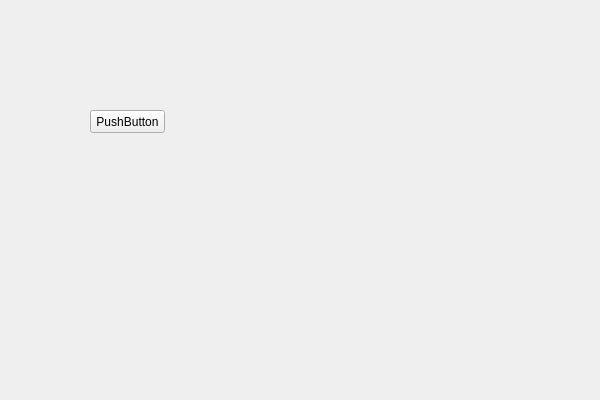
First picture: the form in src/FormGeometry.ui, repository Aiopr-bits/MAVES, before the edit.
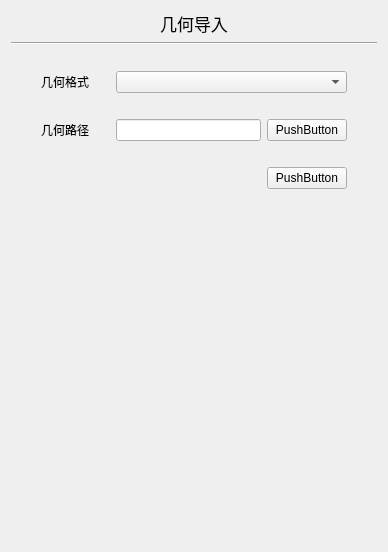
Second picture: the form after the edit.

Commit message: feat:几何导入子界面布局调整

```diff
--- a/src/FormGeometry.ui
+++ b/src/FormGeometry.ui
@@ -6,26 +6,253 @@
    <rect>
     <x>0</x>
     <y>0</y>
-    <width>600</width>
-    <height>400</height>
+    <width>388</width>
+    <height>552</height>
    </rect>
   </property>
   <property name="windowTitle">
    <string>FormGeometry</string>
   </property>
-  <widget class="QPushButton" name="pushButton">
-   <property name="geometry">
-    <rect>
-     <x>90</x>
-     <y>110</y>
-     <width>75</width>
-     <height>23</height>
-    </rect>
-   </property>
-   <property name="text">
-    <string>PushButton</string>
-   </property>
-  </widget>
+  <layout class="QGridLayout" name="gridLayout">
+   <item row="0" column="0">
+    <layout class="QVBoxLayout" name="verticalLayout_3">
+     <item>
+      <widget class="QLabel" name="label">
+       <property name="font">
+        <font>
+         <pointsize>13</pointsize>
+        </font>
+       </property>
+       <property name="text">
+        <string>几何导入</string>
+       </property>
+       <property name="alignment">
+        <set>Qt::AlignCenter</set>
+       </property>
+      </widget>
+     </item>
+     <item>
+      <widget class="Line" name="line">
+       <property name="orientation">
+        <enum>Qt::Horizontal</enum>
+       </property>
+      </widget>
+     </item>
+     <item>
+      <spacer name="verticalSpacer_5">
+       <property name="orientation">
+        <enum>Qt::Vertical</enum>
+       </property>
+       <property name="sizeType">
+        <enum>QSizePolicy::Fixed</enum>
+       </property>
+       <property name="sizeHint" stdset="0">
+        <size>
+         <width>15</width>
+         <height>20</height>
+        </size>
+       </property>
+      </spacer>
+     </item>
+     <item>
+      <layout class="QHBoxLayout" name="horizontalLayout_4">
+       <item>
+        <spacer name="horizontalSpacer_3">
+         <property name="orientation">
+          <enum>Qt::Horizontal</enum>
+         </property>
+         <property name="sizeType">
+          <enum>QSizePolicy::Fixed</enum>
+         </property>
+         <property name="sizeHint" stdset="0">
+          <size>
+           <width>30</width>
+           <height>20</height>
+          </size>
+         </property>
+        </spacer>
+       </item>
+       <item>
+        <layout class="QHBoxLayout" name="horizontalLayout_2">
+         <item>
+          <layout class="QVBoxLayout" name="verticalLayout">
+           <item>
+            <widget class="QLabel" name="label_2">
+             <property name="text">
+              <string>几何格式</string>
+             </property>
+            </widget>
+           </item>
+           <item>
+            <spacer name="verticalSpacer_2">
+             <property name="orientation">
+              <enum>Qt::Vertical</enum>
+             </property>
+             <property name="sizeType">
+              <enum>QSizePolicy::Fixed</enum>
+             </property>
+             <property name="sizeHint" stdset="0">
+              <size>
+               <width>18</width>
+               <height>20</height>
+              </size>
+             </property>
+            </spacer>
+           </item>
+           <item>
+            <widget class="QLabel" name="label_3">
+             <property name="text">
+              <string>几何路径</string>
+             </property>
+            </widget>
+           </item>
+          </layout>
+         </item>
+         <item>
+          <spacer name="horizontalSpacer_5">
+           <property name="orientation">
+            <enum>Qt::Horizontal</enum>
+           </property>
+           <property name="sizeType">
+            <enum>QSizePolicy::Fixed</enum>
+           </property>
+           <property name="sizeHint" stdset="0">
+            <size>
+             <width>20</width>
+             <height>20</height>
+            </size>
+           </property>
+          </spacer>
+         </item>
+         <item>
+          <layout class="QVBoxLayout" name="verticalLayout_2">
+           <item>
+            <widget class="QComboBox" name="comboBox"/>
+           </item>
+           <item>
+            <spacer name="verticalSpacer">
+             <property name="orientation">
+              <enum>Qt::Vertical</enum>
+             </property>
+             <property name="sizeType">
+              <enum>QSizePolicy::Fixed</enum>
+             </property>
+             <property name="sizeHint" stdset="0">
+              <size>
+               <width>18</width>
+               <height>20</height>
+              </size>
+             </property>
+            </spacer>
+           </item>
+           <item>
+            <layout class="QHBoxLayout" name="horizontalLayout">
+             <item>
+              <widget class="QLineEdit" name="lineEdit"/>
+             </item>
+             <item>
+              <widget class="QPushButton" name="pushButton">
+               <property name="text">
+                <string>PushButton</string>
+               </property>
+              </widget>
+             </item>
+            </layout>
+           </item>
+          </layout>
+         </item>
+        </layout>
+       </item>
+       <item>
+        <spacer name="horizontalSpacer_2">
+         <property name="orientation">
+          <enum>Qt::Horizontal</enum>
+         </property>
+         <property name="sizeType">
+          <enum>QSizePolicy::Fixed</enum>
+         </property>
+         <property name="sizeHint" stdset="0">
+          <size>
+           <width>30</width>
+           <height>20</height>
+          </size>
+         </property>
+        </spacer>
+       </item>
+      </layout>
+     </item>
+     <item>
+      <spacer name="verticalSpacer_4">
+       <property name="orientation">
+        <enum>Qt::Vertical</enum>
+       </property>
+       <property name="sizeType">
+        <enum>QSizePolicy::Fixed</enum>
+       </property>
+       <property name="sizeHint" stdset="0">
+        <size>
+         <width>15</width>
+         <height>20</height>
+        </size>
+       </property>
+      </spacer>
+     </item>
+     <item>
+      <layout class="QHBoxLayout" name="horizontalLayout_3">
+       <item>
+        <spacer name="horizontalSpacer">
+         <property name="orientation">
+          <enum>Qt::Horizontal</enum>
+         </property>
+         <property name="sizeHint" stdset="0">
+          <size>
+           <width>40</width>
+           <height>20</height>
+          </size>
+         </property>
+        </spacer>
+       </item>
+       <item>
+        <widget class="QPushButton" name="pushButton_2">
+         <property name="text">
+          <string>PushButton</string>
+         </property>
+        </widget>
+       </item>
+       <item>
+        <spacer name="horizontalSpacer_4">
+         <property name="orientation">
+          <enum>Qt::Horizontal</enum>
+         </property>
+         <property name="sizeType">
+          <enum>QSizePolicy::Fixed</enum>
+         </property>
+         <property name="sizeHint" stdset="0">
+          <size>
+           <width>30</width>
+           <height>20</height>
+          </size>
+         </property>
+        </spacer>
+       </item>
+      </layout>
+     </item>
+     <item>
+      <spacer name="verticalSpacer_3">
+       <property name="orientation">
+        <enum>Qt::Vertical</enum>
+       </property>
+       <property name="sizeHint" stdset="0">
+        <size>
+         <width>20</width>
+         <height>40</height>
+        </size>
+       </property>
+      </spacer>
+     </item>
+    </layout>
+   </item>
+  </layout>
  </widget>
  <layoutdefault spacing="6" margin="11"/>
  <resources/>
```
